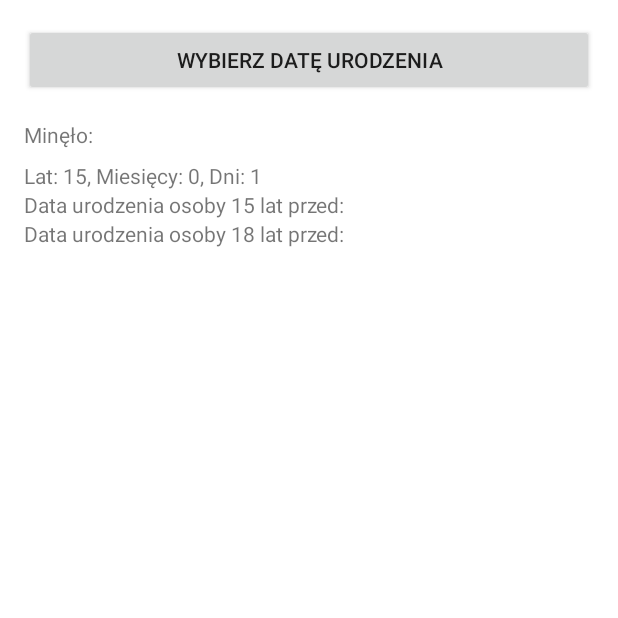
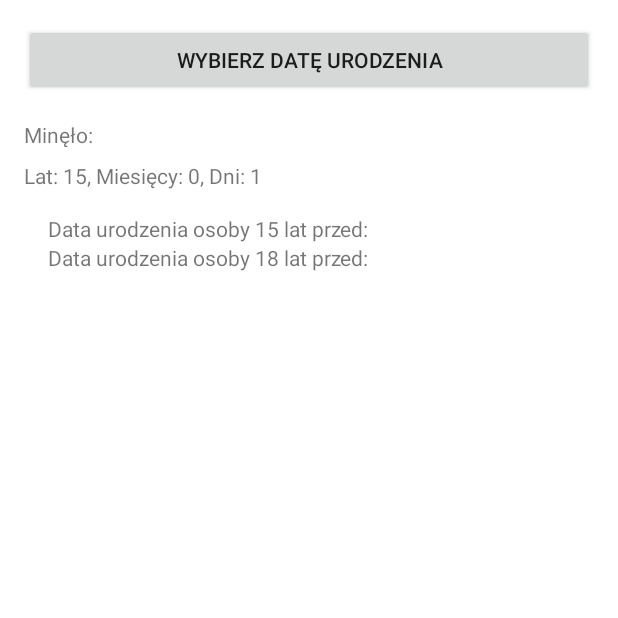
Before and after one commit to Bloodlex/AgeCalculator, an Android app: the MainActivity screen opened directly, with no data from a screen before it, on a phone screen of 412 x 824 dp, the top half of it. Run offline under Robolectric (Android 15) with nearby library versions, the phone set to English and light mode, and no system bars.

Commit message:
initial commit

```diff
--- a/app/src/main/res/layout/main_activity.xml
+++ b/app/src/main/res/layout/main_activity.xml
@@ -37,7 +37,8 @@
     <LinearLayout
         android:layout_width="match_parent"
         android:layout_height="match_parent"
-        android:orientation="vertical">
+        android:orientation="vertical"
+        android:padding="16dp">
 
         <TextView
             android:id="@+id/textView"
```
